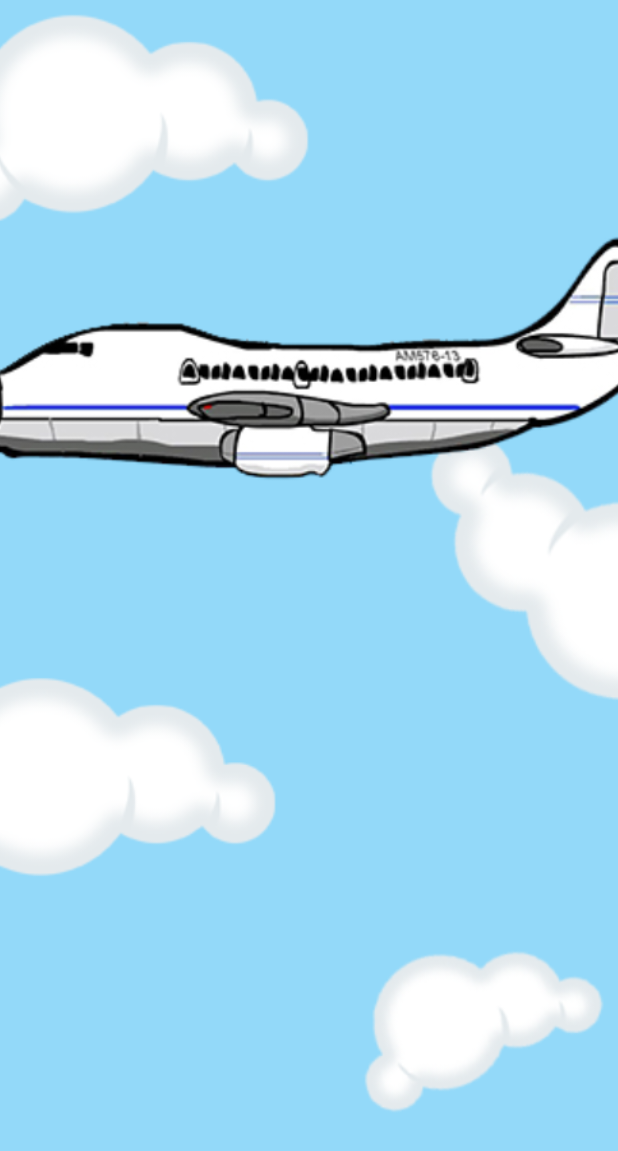
After one commit to gurinderhans/WhatPlaneIsThat, an Android app: the layout no_plane_selected_overlay.xml on its own in the app's theme, with its tools: preview values and no code run, on a phone screen of 412 x 824 dp. The commit adds this screen. Shown: the top 1151 px of the screen. Run offline under Robolectric (Android 15) with nearby library versions, the phone set to English and light mode, and no system bars; network calls fail.

Commit message:
add no plane selected placeholder

```diff
--- /dev/null
+++ b/app/android/WhatPlaneIsThat/app/src/main/res/drawable/circle_red.xml
@@ -0,0 +1,5 @@
+<?xml version="1.0" encoding="utf-8"?>
+<shape xmlns:android="http://schemas.android.com/apk/res/android"
+    android:shape="oval">
+    <solid android:color="@color/logo_color" />
+</shape>
--- a/app/android/WhatPlaneIsThat/app/src/main/res/layout/activity_main.xml
+++ b/app/android/WhatPlaneIsThat/app/src/main/res/layout/activity_main.xml
@@ -66,6 +66,12 @@
             android:layout_width="match_parent"
             android:layout_height="match_parent" />
 
+        <include
+            android:id="@+id/noPlaneSelectedView"
+            layout="@layout/no_plane_selected_overlay"
+            android:layout_width="match_parent"
+            android:layout_height="match_parent" />
+
     </RelativeLayout>
 
 </com.sothree.slidinguppanel.SlidingUpPanelLayout>
--- /dev/null
+++ b/app/android/WhatPlaneIsThat/app/src/main/res/layout/no_plane_selected_overlay.xml
@@ -0,0 +1,14 @@
+<?xml version="1.0" encoding="utf-8"?>
+<LinearLayout xmlns:android="http://schemas.android.com/apk/res/android"
+    android:layout_width="match_parent"
+    android:layout_height="match_parent"
+    android:background="@android:color/white"
+    android:orientation="vertical">
+
+    <ImageView
+        android:layout_width="match_parent"
+        android:layout_height="match_parent"
+        android:scaleType="centerCrop"
+        android:src="@drawable/plane_cartoon" />
+
+</LinearLayout>
```
Also changed, not shown: app/android/WhatPlaneIsThat/app/src/main/java/gurinderhans/me/whatplaneisthat/MainActivity.java (+53 -38 lines), app/android/WhatPlaneIsThat/app/src/main/res/layout/opened_panel_layout.xml (+9 -5 lines), app/android/WhatPlaneIsThat/app/src/main/res/drawable/plane_cartoon.png (added).
